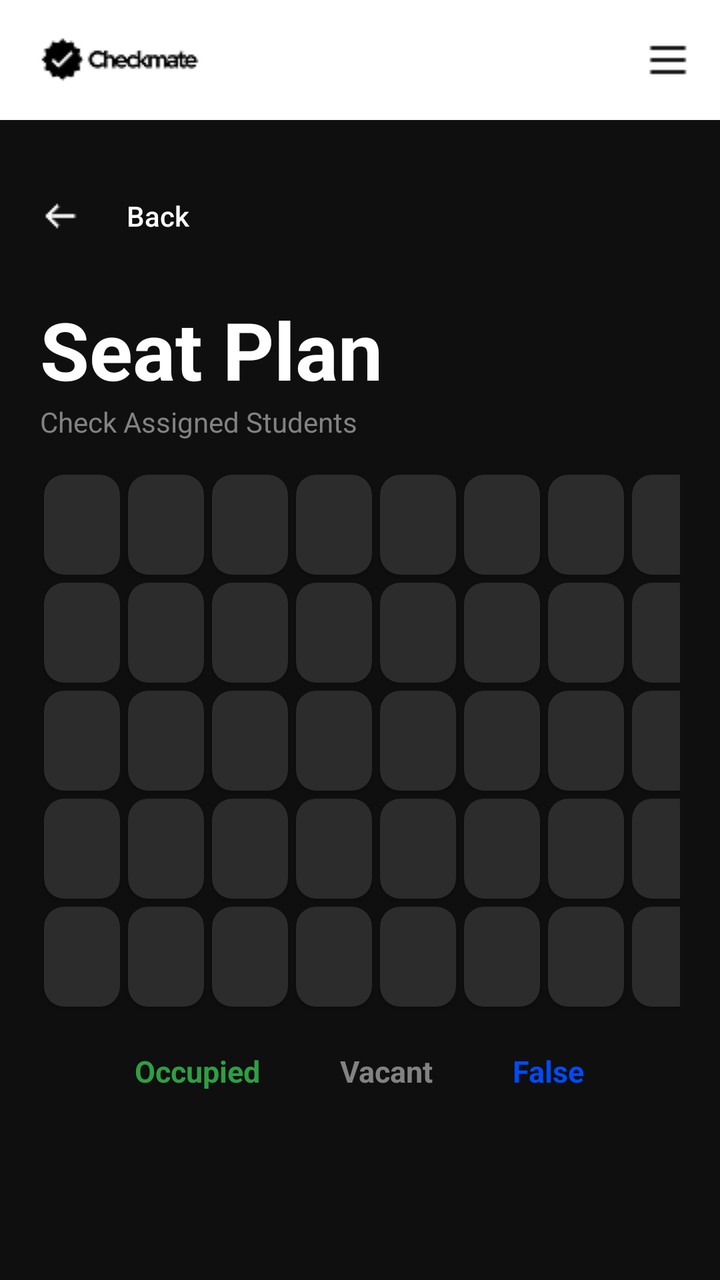
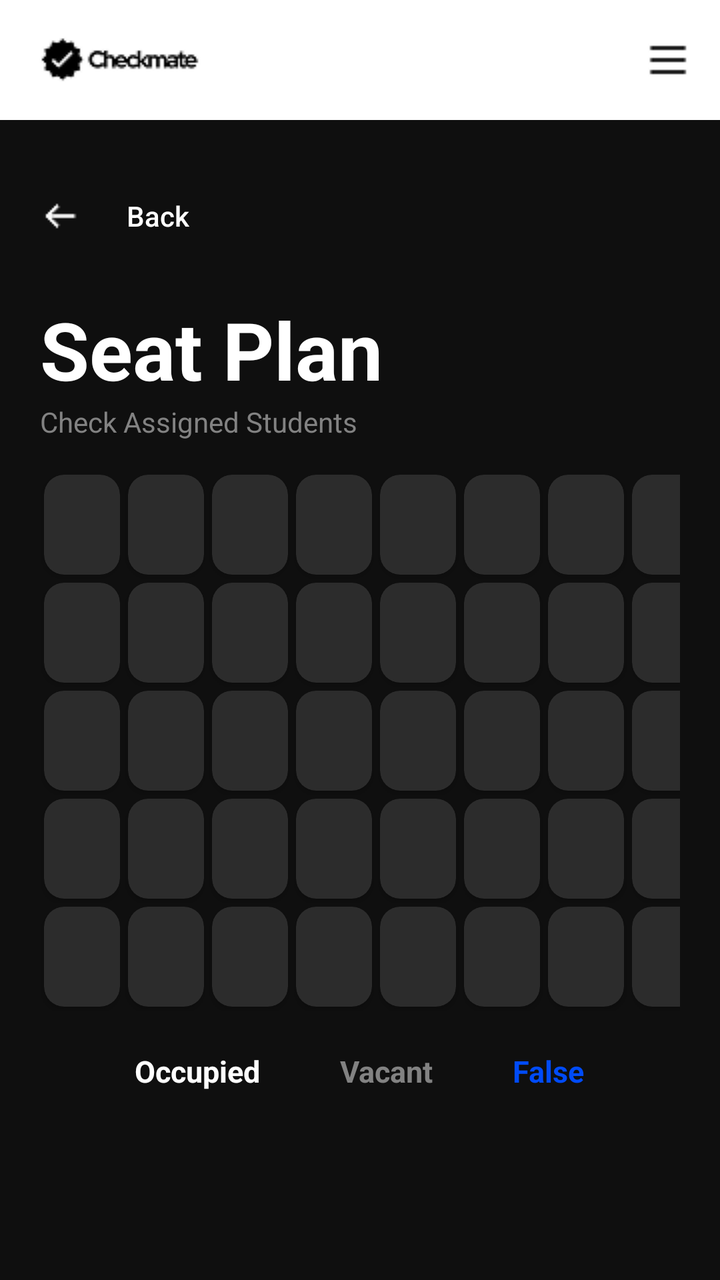

Two renders of the same Android screen: before a commit and after it. Below are the layout's source before the change and the commit's diff.
<!-- AndroidManifest.xml: application theme Theme.AuthTest -->
<!-- res/layout/activity_seat_plan.xml -->
<?xml version="1.0" encoding="utf-8"?>
<androidx.drawerlayout.widget.DrawerLayout
    xmlns:android="http://schemas.android.com/apk/res/android"
    xmlns:tools="http://schemas.android.com/tools"
    xmlns:app="http://schemas.android.com/apk/res-auto"
    android:id="@+id/main"
    android:layout_width="match_parent"
    android:layout_height="match_parent"
    android:background="#0F0F0F"
    android:fitsSystemWindows="true"
    tools:context=".SeatPlan">

    <LinearLayout
        android:layout_width="match_parent"
        android:layout_height="match_parent"
        android:orientation="vertical">

        <RelativeLayout
            android:layout_width="match_parent"
            android:layout_height="wrap_content"
            android:minHeight="60dp"
            android:background="#FFFFFF">

            <ImageView
                android:id="@+id/header_logo"
                android:layout_width="wrap_content"
                android:layout_height="wrap_content"
                android:layout_alignParentStart="true"
                android:layout_centerVertical="true"
                android:layout_marginStart="16dp"
                android:src="@drawable/header_logo"
                android:contentDescription="header_logo" />

            <ImageView
                android:id="@+id/hamburger_icon"
                android:layout_width="wrap_content"
                android:layout_height="wrap_content"
                android:layout_alignParentEnd="true"
                android:layout_centerVertical="true"
                android:layout_marginEnd="16dp"
                android:src="@drawable/hamburger_icon"
                android:contentDescription="hamburger_icon" />

        </RelativeLayout>

        <LinearLayout
            android:layout_width="match_parent"
            android:layout_height="wrap_content"
            android:paddingHorizontal="20dp"
            android:paddingTop="24dp"
            android:paddingBottom="16dp">

            <androidx.appcompat.widget.AppCompatButton
                android:id="@+id/backButton"
                android:layout_width="wrap_content"
                android:layout_height="wrap_content"
                android:background="@android:color/transparent"
                android:drawableStart="@drawable/left_arrow"
                android:drawablePadding="10dp"
                android:text="Back"
                android:textAllCaps="false"
                android:textColor="#FFFFFF" />

        </LinearLayout>

        <LinearLayout
            android:id="@+id/mainContent"
            android:layout_width="match_parent"
            android:layout_height="wrap_content"
            android:orientation="vertical"
            android:paddingLeft="20dp"
            android:paddingRight="20dp"
            android:paddingBottom="20dp" >

            <LinearLayout
                android:layout_width="match_parent"
                android:layout_height="wrap_content"
                android:orientation="vertical"
                android:layout_marginBottom="15dp"
                android:paddingTop="0dp" >

                <TextView
                    android:text="Seat Plan"
                    android:textColor="#FFFFFF"
                    android:textStyle="bold"
                    android:textSize="40sp"
                    android:layout_width="wrap_content"
                    android:layout_height="wrap_content" />

                <TextView
                    android:text="Check Assigned Students"
                    android:textColor="#828282"
                    android:textSize="14sp"
                    android:layout_width="wrap_content"
                    android:layout_height="wrap_content" />

            </LinearLayout>

            <LinearLayout
                android:layout_width="wrap_content"
                android:layout_height="wrap_content"
                android:layout_gravity="center_horizontal"
                android:orientation="horizontal">

                <include
                    android:id="@+id/seatPlanCard1"
                    layout="@layout/seat_plan_card" />

                <include
                    android:id="@+id/seatPlanCard2"
                    layout="@layout/seat_plan_card" />

                <include
                    android:id="@+id/seatPlanCard3"
                    layout="@layout/seat_plan_card" />

                <include
                    android:id="@+id/seatPlanCard4"
                    layout="@layout/seat_plan_card" />

                <include
                    android:id="@+id/seatPlanCard5"
                    layout="@layout/seat_plan_card" />

                <include
                    android:id="@+id/seatPlanCard6"
                    layout="@layout/seat_plan_card" />

                <include
                    android:id="@+id/seatPlanCard7"
                    layout="@layout/seat_plan_card" />

                <include
                    android:id="@+id/seatPlanCard8"
                    layout="@layout/seat_plan_card" />

            </LinearLayout>

            <LinearLayout
                android:layout_width="wrap_content"
                android:layout_height="wrap_content"
                android:layout_gravity="center_horizontal"
                android:orientation="horizontal">

                <include
                    android:id="@+id/seatPlanCard9"
                    layout="@layout/seat_plan_card" />

                <include
                    android:id="@+id/seatPlanCard10"
                    layout="@layout/seat_plan_card" />

                <include
                    android:id="@+id/seatPlanCard11"
                    layout="@layout/seat_plan_card" />

                <include
                    android:id="@+id/seatPlanCard12"
                    layout="@layout/seat_plan_card" />

                <include
                    android:id="@+id/seatPlanCard13"
                    layout="@layout/seat_plan_card" />

                <include
                    android:id="@+id/seatPlanCard14"
                    layout="@layout/seat_plan_card" />

                <include
                    android:id="@+id/seatPlanCard15"
                    layout="@layout/seat_plan_card" />

                <include
                    android:id="@+id/seatPlanCard16"
                    layout="@layout/seat_plan_card" />

            </LinearLayout>

            <LinearLayout
                android:layout_width="wrap_content"
                android:layout_height="wrap_content"
                android:layout_gravity="center_horizontal"
                android:orientation="horizontal">

                <include
                    android:id="@+id/seatPlanCard17"
                    layout="@layout/seat_plan_card" />

                <include
                    android:id="@+id/seatPlanCard18"
                    layout="@layout/seat_plan_card" />

                <include
                    android:id="@+id/seatPlanCard19"
                    layout="@layout/seat_plan_card" />

                <include
                    android:id="@+id/seatPlanCard20"
                    layout="@layout/seat_plan_card" />

                <include
                    android:id="@+id/seatPlanCard21"
                    layout="@layout/seat_plan_card" />

                <include
                    android:id="@+id/seatPlanCard22"
                    layout="@layout/seat_plan_card" />

                <include
                    android:id="@+id/seatPlanCard23"
                    layout="@layout/seat_plan_card" />

                <include
                    android:id="@+id/seatPlanCard24"
                    layout="@layout/seat_plan_card" />

            </LinearLayout>

            <LinearLayout
                android:layout_width="wrap_content"
                android:layout_height="wrap_content"
                android:layout_gravity="center_horizontal"
                android:orientation="horizontal">

                <include
                    android:id="@+id/seatPlanCard25"
                    layout="@layout/seat_plan_card" />

                <include
                    android:id="@+id/seatPlanCard26"
                    layout="@layout/seat_plan_card" />

                <include
                    android:id="@+id/seatPlanCard27"
                    layout="@layout/seat_plan_card" />

                <include
                    android:id="@+id/seatPlanCard28"
                    layout="@layout/seat_plan_card" />

                <include
                    android:id="@+id/seatPlanCard29"
                    layout="@layout/seat_plan_card" />

                <include
                    android:id="@+id/seatPlanCard30"
                    layout="@layout/seat_plan_card" />

                <include
                    android:id="@+id/seatPlanCard31"
                    layout="@layout/seat_plan_card" />

                <include
                    android:id="@+id/seatPlanCard32"
                    layout="@layout/seat_plan_card" />

            </LinearLayout>

            <LinearLayout
                android:layout_width="wrap_content"
                android:layout_height="wrap_content"
                android:layout_gravity="center_horizontal"
                android:orientation="horizontal">

                <include
                    android:id="@+id/seatPlanCard33"
                    layout="@layout/seat_plan_card" />

                <include
                    android:id="@+id/seatPlanCard34"
                    layout="@layout/seat_plan_card" />

                <include
                    android:id="@+id/seatPlanCard35"
                    layout="@layout/seat_plan_card" />

                <include
                    android:id="@+id/seatPlanCard36"
                    layout="@layout/seat_plan_card" />

                <include
                    android:id="@+id/seatPlanCard37"
                    layout="@layout/seat_plan_card" />

                <include
                    android:id="@+id/seatPlanCard38"
                    layout="@layout/seat_plan_card" />

                <include
                    android:id="@+id/seatPlanCard39"
                    layout="@layout/seat_plan_card" />

                <include
                    android:id="@+id/seatPlanCard40"
                    layout="@layout/seat_plan_card" />

            </LinearLayout>

            <LinearLayout
                android:layout_width="match_parent"
                android:layout_height="match_parent"
                android:orientation="horizontal"
                android:gravity="center"
                android:padding="10dp"
                android:layout_marginTop="10dp">

                <TextView
                    android:id="@+id/occupiedText"
                    android:layout_width="wrap_content"
                    android:layout_height="wrap_content"
                    android:text="Occupied"
                    android:textStyle="bold"
                    android:textColor="#2F9E44"
                    android:textSize="15sp"
                    android:layout_marginRight="40dp"/>

                <TextView
                    android:id="@+id/vacantText"
                    android:layout_width="wrap_content"
                    android:layout_height="wrap_content"
                    android:text="Vacant"
                    android:textStyle="bold"
                    android:textColor="#828282"
                    android:textSize="15sp" />

                <TextView
                    android:id="@+id/falseText"
                    android:layout_width="wrap_content"
                    android:layout_height="wrap_content"
                    android:text="False"
                    android:textStyle="bold"
                    android:textColor="#004BF9"
                    android:textSize="15sp"
                    android:layout_marginLeft="40dp"/>

            </LinearLayout>

        </LinearLayout>

    </LinearLayout>

    <com.google.android.material.navigation.NavigationView
        android:id="@+id/navigation_view"
        android:layout_width="280dp"
        android:layout_height="match_parent"
        android:layout_gravity="start"
        android:fitsSystemWindows="true"
        android:background="#1A1A1A"
        app:menu="@menu/menu_drawer"
        app:headerLayout="@layout/drawer_header"
        app:itemTextColor="@color/menu_item_color"
        app:itemIconTint="@color/menu_item_color" />

</androidx.drawerlayout.widget.DrawerLayout>
<!-- res/layout/seat_plan_card.xml (included above) -->
<?xml version="1.0" encoding="utf-8"?>
<androidx.cardview.widget.CardView xmlns:android="http://schemas.android.com/apk/res/android"
    xmlns:app="http://schemas.android.com/apk/res-auto"
    android:id="@+id/seatPlanCard"
    android:layout_width="38dp"
    android:layout_height="50dp"
    android:layout_margin="2dp"
    app:cardBackgroundColor="@color/empty_seat"
    app:cardCornerRadius="10dp" >

</androidx.cardview.widget.CardView>
<!-- res/layout/drawer_header.xml (included above) -->
<?xml version="1.0" encoding="utf-8"?>
<LinearLayout xmlns:android="http://schemas.android.com/apk/res/android"
    android:layout_width="match_parent"
    android:layout_height="200dp"
    android:orientation="vertical"
    android:gravity="bottom"
    android:padding="20dp"
    android:background="#0F0F0F">

    <ImageView
        android:id="@+id/drawer_user_avatar"
        android:layout_width="60dp"
        android:layout_height="60dp"
        android:src="@drawable/default_avatar"
        android:contentDescription="user_avatar"
        android:layout_marginBottom="15dp" />

    <TextView
        android:id="@+id/drawer_user_name"
        android:layout_width="wrap_content"
        android:layout_height="wrap_content"
        android:text="User Name"
        android:textColor="#FFFFFF"
        android:textSize="24sp"
        android:textStyle="bold" />

    <TextView
        android:id="@+id/drawer_user_email"
        android:layout_width="wrap_content"
        android:layout_height="wrap_content"
        android:text="user@example.com"
        android:textColor="#828282"
        android:textSize="12sp" />

</LinearLayout>
<!-- resources referenced by this layout -->
<resources>
  <color name="empty_seat">#2C2C2C</color>
  <!-- drawable default_avatar (drawable) -->
  <?xml version="1.0" encoding="utf-8"?>
  <vector xmlns:android="http://schemas.android.com/apk/res/android"
      android:width="24dp"
      android:height="24dp"
      android:viewportWidth="24"
      android:viewportHeight="24">
      <path
          android:fillColor="#FFFFFF"
          android:pathData="M12,12c2.21,0 4,-1.79 4,-4s-1.79,-4 -4,-4 -4,1.79 -4,4 1.79,4 4,4zm0,2c-2.67,0 -8,1.34 -8,4v2h16v-2c0,-2.66 -5.33,-4 -8,-4z" />
  </vector>
  <!-- drawable hamburger_icon: png bitmap (drawable, 177 bytes) -->
  <!-- drawable header_logo: png bitmap (drawable, 1337 bytes) -->
  <!-- drawable left_arrow: png bitmap (drawable, 316 bytes) -->
  <style name="Theme.AuthTest" parent="Base.Theme.AuthTest" />
  <style name="Base.Theme.AuthTest" parent="Theme.Material3.DayNight.NoActionBar">
          
          
      </style>
</resources>

<!-- the commit's change to res/layout/activity_seat_plan.xml (unified diff, before → after) -->
@@ -310,7 +310,7 @@
                     android:layout_height="wrap_content"
                     android:text="Occupied"
                     android:textStyle="bold"
-                    android:textColor="#2F9E44"
+                    android:textColor="#FFFFFF"
                     android:textSize="15sp"
                     android:layout_marginRight="40dp"/>
 
